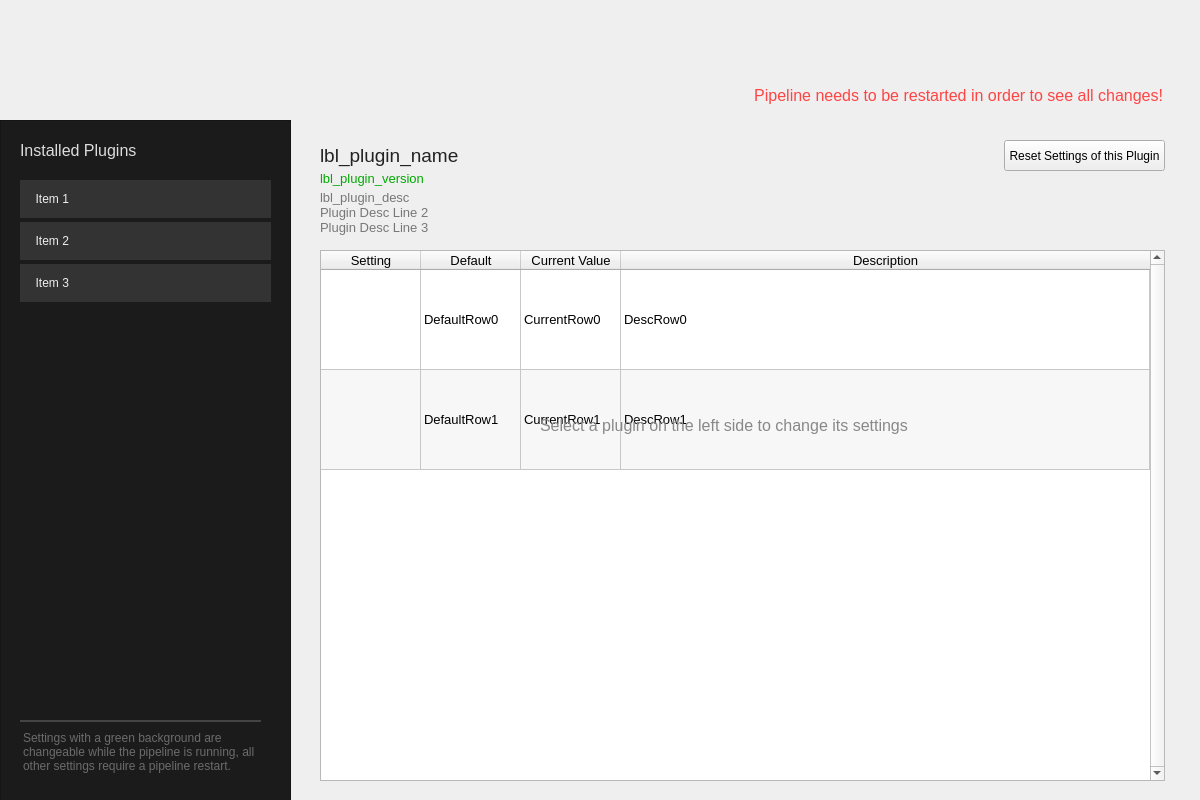
Old version of the form Toolkit/PluginConfigurator/ui/main_window.ui in the repository tobspr/RenderPipeline.
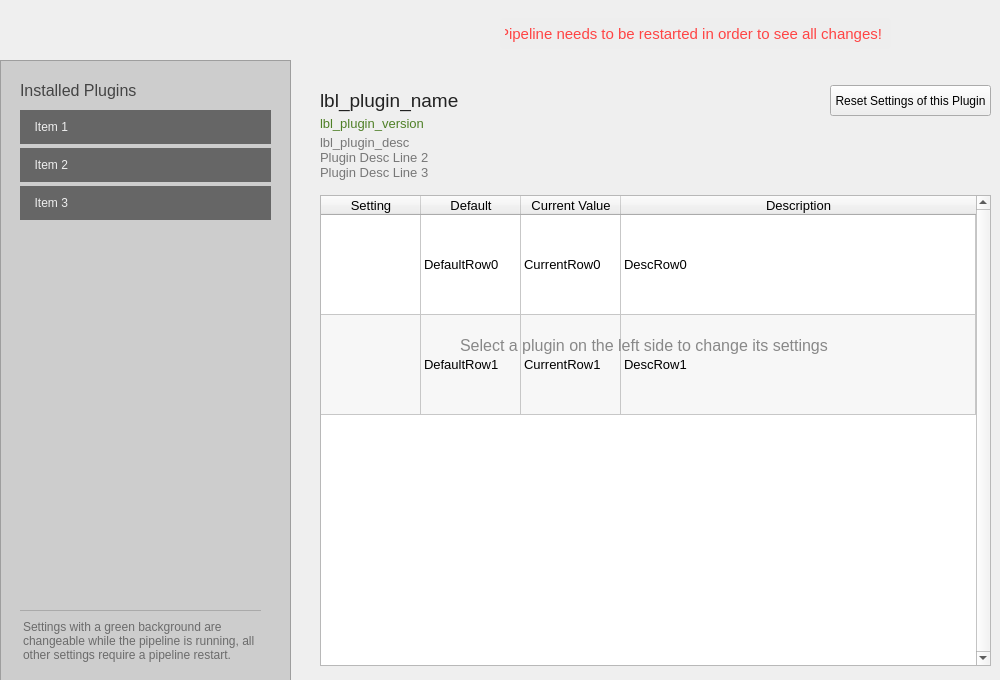
New version of the form. Icons and pictures are not drawn.

```diff
--- a/Toolkit/PluginConfigurator/ui/main_window.ui
+++ b/Toolkit/PluginConfigurator/ui/main_window.ui
@@ -6,8 +6,8 @@
    <rect>
     <x>0</x>
     <y>0</y>
-    <width>1200</width>
-    <height>800</height>
+    <width>1000</width>
+    <height>680</height>
    </rect>
   </property>
   <property name="sizePolicy">
@@ -18,14 +18,14 @@
   </property>
   <property name="minimumSize">
    <size>
-    <width>1200</width>
-    <height>800</height>
+    <width>1000</width>
+    <height>680</height>
    </size>
   </property>
   <property name="maximumSize">
    <size>
-    <width>1200</width>
-    <height>800</height>
+    <width>1000</width>
+    <height>680</height>
    </size>
   </property>
   <property name="windowTitle">
@@ -43,19 +43,19 @@
     <property name="geometry">
      <rect>
       <x>20</x>
-      <y>180</y>
+      <y>110</y>
       <width>251</width>
-      <height>521</height>
+      <height>481</height>
      </rect>
     </property>
     <property name="styleSheet">
      <string notr="true">QListWidget::item {
 
-padding: 12px 6px;
-background: #333;
+padding: 10px 5px;
+background: #666;
 outline: 0 !important;
 margin-bottom: 4px;
-
+color: #eee;
 }
 
 QListWidget::item:hover {
@@ -63,13 +63,13 @@
 }
 
 QListWidget::item:selected {
-background: #9a3;
+background: #4f8027;
 }
 
 QListWidget {
-background: #1b1b1b;
 padding: 0;
 color: #eee;
+background: #cdcdcd;
 /*
 background: #222;
 padding: 5px 8px;
@@ -108,9 +108,9 @@
     <property name="geometry">
      <rect>
       <x>290</x>
-      <y>120</y>
-      <width>911</width>
-      <height>671</height>
+      <y>65</y>
+      <width>711</width>
+      <height>611</height>
      </rect>
     </property>
     <property name="frameShape">
@@ -161,9 +161,27 @@
         <colorrole role="WindowText">
          <brush brushstyle="SolidPattern">
           <color alpha="255">
-           <red>0</red>
-           <green>170</green>
-           <blue>0</blue>
+           <red>79</red>
+           <green>128</green>
+           <blue>39</blue>
+          </color>
+         </brush>
+        </colorrole>
+        <colorrole role="Text">
+         <brush brushstyle="SolidPattern">
+          <color alpha="255">
+           <red>79</red>
+           <green>128</green>
+           <blue>39</blue>
+          </color>
+         </brush>
+        </colorrole>
+        <colorrole role="ButtonText">
+         <brush brushstyle="SolidPattern">
+          <color alpha="255">
+           <red>79</red>
+           <green>128</green>
+           <blue>39</blue>
           </color>
          </brush>
         </colorrole>
@@ -172,9 +190,27 @@
         <colorrole role="WindowText">
          <brush brushstyle="SolidPattern">
           <color alpha="255">
-           <red>0</red>
-           <green>170</green>
-           <blue>0</blue>
+           <red>79</red>
+           <green>128</green>
+           <blue>39</blue>
+          </color>
+         </brush>
+        </colorrole>
+        <colorrole role="Text">
+         <brush brushstyle="SolidPattern">
+          <color alpha="255">
+           <red>79</red>
+           <green>128</green>
+           <blue>39</blue>
+          </color>
+         </brush>
+        </colorrole>
+        <colorrole role="ButtonText">
+         <brush brushstyle="SolidPattern">
+          <color alpha="255">
+           <red>79</red>
+           <green>128</green>
+           <blue>39</blue>
           </color>
          </brush>
         </colorrole>
@@ -183,9 +219,27 @@
         <colorrole role="WindowText">
          <brush brushstyle="SolidPattern">
           <color alpha="255">
-           <red>120</red>
-           <green>120</green>
-           <blue>120</blue>
+           <red>79</red>
+           <green>128</green>
+           <blue>39</blue>
+          </color>
+         </brush>
+        </colorrole>
+        <colorrole role="Text">
+         <brush brushstyle="SolidPattern">
+          <color alpha="255">
+           <red>79</red>
+           <green>128</green>
+           <blue>39</blue>
+          </color>
+         </brush>
+        </colorrole>
+        <colorrole role="ButtonText">
+         <brush brushstyle="SolidPattern">
+          <color alpha="255">
+           <red>79</red>
+           <green>128</green>
+           <blue>39</blue>
           </color>
          </brush>
         </colorrole>
@@ -197,6 +251,9 @@
        <pointsize>10</pointsize>
       </font>
      </property>
+     <property name="styleSheet">
+      <string notr="true">color: #4f8027;</string>
+     </property>
      <property name="text">
       <string>lbl_plugin_version</string>
      </property>
@@ -241,8 +298,8 @@
       <rect>
        <x>30</x>
        <y>130</y>
-       <width>845</width>
-       <height>531</height>
+       <width>671</width>
+       <height>471</height>
       </rect>
      </property>
      <property name="font">
@@ -317,7 +374,7 @@
       <bool>false</bool>
      </attribute>
      <attribute name="verticalHeaderDefaultSectionSize">
-      <number>70</number>
+      <number>80</number>
      </attribute>
      <attribute name="verticalHeaderHighlightSections">
       <bool>false</bool>
@@ -401,7 +458,7 @@
     <widget class="QPushButton" name="btn_reset_plugin_settings">
      <property name="geometry">
       <rect>
-       <x>714</x>
+       <x>540</x>
        <y>20</y>
        <width>161</width>
        <height>31</height>
@@ -417,8 +474,8 @@
      <rect>
       <x>0</x>
       <y>0</y>
-      <width>1200</width>
-      <height>120</height>
+      <width>1000</width>
+      <height>65</height>
      </rect>
     </property>
     <property name="styleSheet">
@@ -435,8 +492,8 @@
    <widget class="QLabel" name="lbl_select_plugin">
     <property name="geometry">
      <rect>
-      <x>540</x>
-      <y>410</y>
+      <x>460</x>
+      <y>330</y>
       <width>391</width>
       <height>31</height>
      </rect>
@@ -457,16 +514,16 @@
     <property name="geometry">
      <rect>
       <x>0</x>
-      <y>120</y>
+      <y>60</y>
       <width>291</width>
-      <height>681</height>
+      <height>621</height>
      </rect>
     </property>
     <property name="autoFillBackground">
      <bool>false</bool>
     </property>
     <property name="styleSheet">
-     <string notr="true">background: #1b1b1b;</string>
+     <string notr="true">background: #cdcdcd; border-right: 1px solid #aaa;</string>
     </property>
     <property name="frameShape">
      <enum>QFrame::StyledPanel</enum>
@@ -490,7 +547,7 @@
       </font>
      </property>
      <property name="styleSheet">
-      <string notr="true">color: #ddd;border: 0;</string>
+      <string notr="true">color: #444;border: 0;</string>
      </property>
      <property name="text">
       <string>Installed Plugins</string>
@@ -503,7 +560,7 @@
      <property name="geometry">
       <rect>
        <x>20</x>
-       <y>600</y>
+       <y>550</y>
        <width>241</width>
        <height>61</height>
       </rect>
@@ -523,27 +580,27 @@
         <colorrole role="Button">
          <brush brushstyle="SolidPattern">
           <color alpha="255">
-           <red>27</red>
-           <green>27</green>
-           <blue>27</blue>
+           <red>205</red>
+           <green>205</green>
+           <blue>205</blue>
           </color>
          </brush>
         </colorrole>
         <colorrole role="Base">
          <brush brushstyle="SolidPattern">
           <color alpha="255">
-           <red>27</red>
-           <green>27</green>
-           <blue>27</blue>
+           <red>205</red>
+           <green>205</green>
+           <blue>205</blue>
           </color>
          </brush>
         </colorrole>
         <colorrole role="Window">
          <brush brushstyle="SolidPattern">
           <color alpha="255">
-           <red>27</red>
-           <green>27</green>
-           <blue>27</blue>
+           <red>205</red>
+           <green>205</green>
+           <blue>205</blue>
           </color>
          </brush>
         </colorrole>
@@ -561,27 +618,27 @@
         <colorrole role="Button">
          <brush brushstyle="SolidPattern">
           <color alpha="255">
-           <red>27</red>
-           <green>27</green>
-           <blue>27</blue>
+           <red>205</red>
+           <green>205</green>
+           <blue>205</blue>
           </color>
          </brush>
         </colorrole>
         <colorrole role="Base">
          <brush brushstyle="SolidPattern">
           <color alpha="255">
-           <red>27</red>
-           <green>27</green>
-           <blue>27</blue>
+           <red>205</red>
+           <green>205</green>
+           <blue>205</blue>
           </color>
          </brush>
         </colorrole>
         <colorrole role="Window">
          <brush brushstyle="SolidPattern">
           <color alpha="255">
-           <red>27</red>
-           <green>27</green>
-           <blue>27</blue>
+           <red>205</red>
+           <green>205</green>
+           <blue>205</blue>
           </color>
          </brush>
         </colorrole>
@@ -599,27 +656,27 @@
         <colorrole role="Button">
          <brush brushstyle="SolidPattern">
           <color alpha="255">
-           <red>27</red>
-           <green>27</green>
-           <blue>27</blue>
+           <red>205</red>
+           <green>205</green>
+           <blue>205</blue>
           </color>
          </brush>
         </colorrole>
         <colorrole role="Base">
          <brush brushstyle="SolidPattern">
           <color alpha="255">
-           <red>27</red>
-           <green>27</green>
-           <blue>27</blue>
+           <red>205</red>
+           <green>205</green>
+           <blue>205</blue>
           </color>
          </brush>
         </colorrole>
         <colorrole role="Window">
          <brush brushstyle="SolidPattern">
           <color alpha="255">
-           <red>27</red>
-           <green>27</green>
-           <blue>27</blue>
+           <red>205</red>
+           <green>205</green>
+           <blue>205</blue>
           </color>
          </brush>
         </colorrole>
@@ -634,8 +691,7 @@
       </font>
      </property>
      <property name="styleSheet">
-      <string notr="true">background: #1b1b1b;
-border-top: 2px solid #444;
+      <string notr="true">border-top: 1px solid #aaa;
 border-right: 0px solid #9A3;</string>
      </property>
      <property name="text">
@@ -658,19 +714,22 @@
    <widget class="QLabel" name="lbl_restart_pipeline">
     <property name="geometry">
      <rect>
-      <x>688</x>
-      <y>80</y>
-      <width>475</width>
+      <x>500</x>
+      <y>18</y>
+      <width>391</width>
       <height>31</height>
      </rect>
     </property>
     <property name="font">
      <font>
-      <pointsize>12</pointsize>
+      <pointsize>11</pointsize>
      </font>
     </property>
+    <property name="autoFillBackground">
+     <bool>false</bool>
+    </property>
     <property name="styleSheet">
-     <string notr="true">color: #F44;</string>
+     <string notr="true">color: #F44;background: #eee;padding: 5px; border-radius: 2px;</string>
     </property>
     <property name="text">
      <string>Pipeline needs to be restarted in order to see all changes!</string>
```
Left out of the diff: 2 changed lines with no effect on the pictures.
